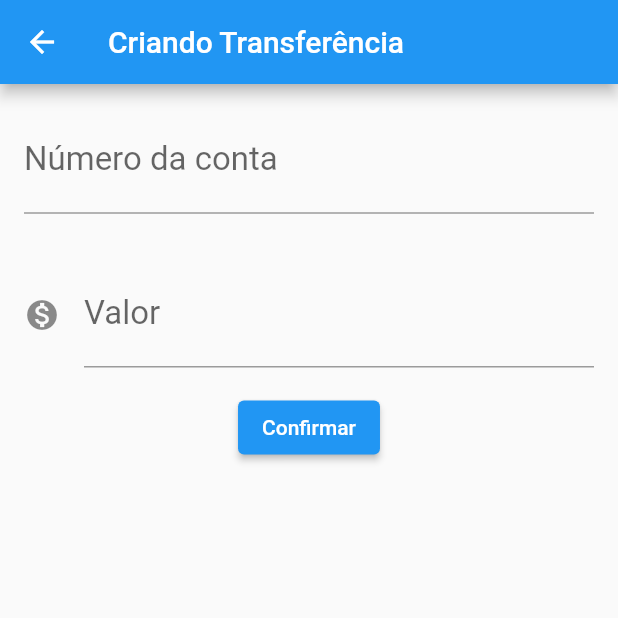
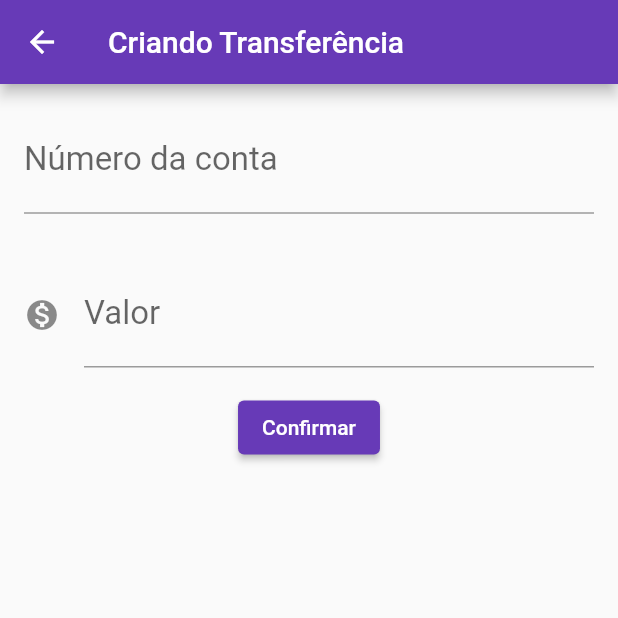
Before and after one commit to MauricioDolacio/bytebank, a Flutter app: the screen it shows after launch, after a tap on the "add" icon, on a phone screen of 412 x 824 dp, the top half of it. Run offline on Flutter 3.47's test engine with Material 2 defaults, Android fonts, the phone set to English and light mode, and no system bars.

Commit message:
Tratamento de erros e alteração de tema

```diff
--- a/lib/main.dart
+++ b/lib/main.dart
@@ -8,15 +8,26 @@ class BytebankApp extends StatelessWidget {
   @override
   Widget build(BuildContext context) {
     return MaterialApp(
-      home: Scaffold(
-        body: ListaTransferencias(),
+      theme: ThemeData(
+        colorScheme: ColorScheme.fromSwatch().copyWith(
+          primary: Colors.deepPurple[500],
+          secondary: Colors.deepPurple[500],
         ),
+      ),
+      home: ListaTransferencias(),
     );
   }
 }
 
 //Tela: Formulario de Transferencia
-class FormularioTransferencia extends StatelessWidget {
+class FormularioTransferencia extends StatefulWidget {
+  @override
+  State<StatefulWidget> createState() {
+    return FormularioTransferenciaState();
+  }
+}
+
+class FormularioTransferenciaState extends State<FormularioTransferencia> {
   //Criando controladores (recebem as informações dos campos)
   final TextEditingController _controladorCampoNumeroConta =
       TextEditingController();
@@ -26,9 +37,10 @@ class FormularioTransferencia extends StatelessWidget {
   Widget build(BuildContext context) {
     return Scaffold(
       appBar: AppBar(
-        title: Text('Criando Transferência'),
+        title: const Text('Criando Transferência'),
       ),
-      body: Column(
+      body: SingleChildScrollView(
+        child: Column(
           children: [
             //Campo Numero da Conta
             Editor(
@@ -47,6 +59,7 @@ class FormularioTransferencia extends StatelessWidget {
               onPressed: () => _criaTransferencia(context),
             )
           ],
+        ),
       ),
     );
   }
@@ -92,12 +105,20 @@ class Editor extends StatelessWidget {
 }
 
 //Tela: Lista de Transferencias
-class ListaTransferencias extends StatelessWidget {
+class ListaTransferencias extends StatefulWidget {
   final List<Transferencia> _transferencias = [];
 
+  ListaTransferencias({super.key});
+
+  @override
+  State<StatefulWidget> createState() {
+    return ListaTransferenciasState();
+  }
+}
+
+class ListaTransferenciasState extends State<ListaTransferencias> {
   @override
   Widget build(BuildContext context) {
-    _transferencias.add(Transferencia(100.00, 1000));
     return Scaffold(
       //Barra de cima
       appBar: AppBar(
@@ -106,9 +127,9 @@ class ListaTransferencias extends StatelessWidget {
 
       //Coluna de Cards
       body: ListView.builder(
-        itemCount: _transferencias.length,
+        itemCount: widget._transferencias.length,
         itemBuilder: (context, indice) {
-          final transferencia = _transferencias[indice];
+          final transferencia = widget._transferencias[indice];
           return ItemTransferencia(transferencia);
         },
       ),
@@ -123,7 +144,11 @@ class ListaTransferencias extends StatelessWidget {
           future.then((transferenciaRecebida) {
             debugPrint('chegou no then do future');
             debugPrint('$transferenciaRecebida');
-            _transferencias.add(transferenciaRecebida!);
+            setState(() {
+              if (transferenciaRecebida != null) {
+                widget._transferencias.add(transferenciaRecebida);
+              }
+            });
           });
         },
         child: const Icon(Icons.add),
```
Lines whose indentation alone changed are shown as unchanged.
